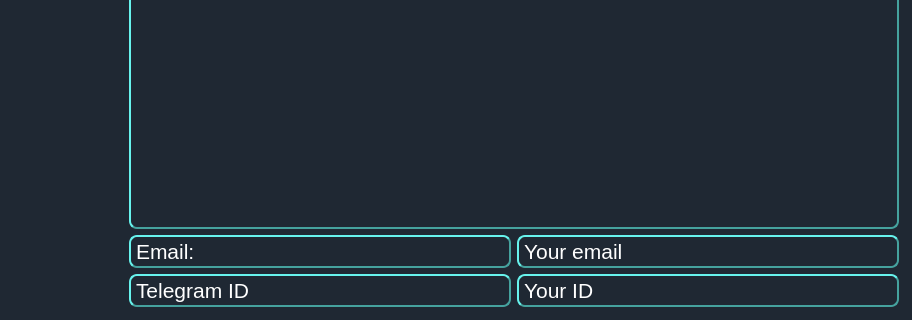
kiozet/TaskManagerWithAI, file ui/MainWindowProfile.ui: the form before one commit; both pictures show x 0 to 912 and y 490 to 810 of the 912 by 810 pixel window.
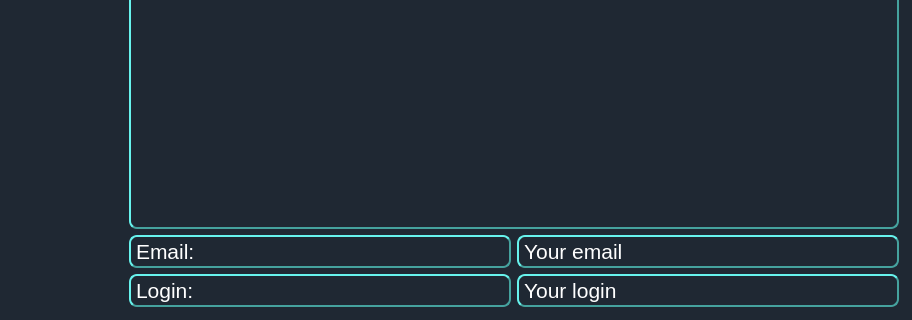
The form after the commit.

Commit message: Change telegram to login

The edit to the form file:
```diff
--- a/ui/MainWindowProfile.ui
+++ b/ui/MainWindowProfile.ui
@@ -342,7 +342,7 @@
 &lt;html&gt;&lt;head&gt;&lt;meta name=&quot;qrichtext&quot; content=&quot;1&quot; /&gt;&lt;style type=&quot;text/css&quot;&gt;
 p, li { white-space: pre-wrap; }
 &lt;/style&gt;&lt;/head&gt;&lt;body style=&quot; font-family:'MS Shell Dlg 2'; font-size:8pt; font-weight:400; font-style:normal;&quot;&gt;
-&lt;p style=&quot; margin-top:0px; margin-bottom:0px; margin-left:0px; margin-right:0px; -qt-block-indent:0; text-indent:0px;&quot;&gt;&lt;span style=&quot; font-size:16pt; color:#ffffff;&quot;&gt;Telegram ID&lt;/span&gt;&lt;/p&gt;&lt;/body&gt;&lt;/html&gt;</string>
+&lt;p style=&quot; margin-top:0px; margin-bottom:0px; margin-left:0px; margin-right:0px; -qt-block-indent:0; text-indent:0px;&quot;&gt;&lt;span style=&quot; font-size:16pt; color:#ffffff;&quot;&gt;Login:&lt;/span&gt;&lt;/p&gt;&lt;/body&gt;&lt;/html&gt;</string>
            </property>
           </widget>
          </item>
@@ -392,7 +392,7 @@
 }</string>
            </property>
            <property name="text">
-            <string>&lt;html&gt;&lt;head/&gt;&lt;body&gt;&lt;p&gt;&lt;span style=&quot; font-size:16pt; color:#ffffff;&quot;&gt;Your ID&lt;/span&gt;&lt;/p&gt;&lt;/body&gt;&lt;/html&gt;</string>
+            <string>&lt;html&gt;&lt;head/&gt;&lt;body&gt;&lt;p&gt;&lt;span style=&quot; font-size:16pt; color:#ffffff;&quot;&gt;Your login&lt;/span&gt;&lt;/p&gt;&lt;/body&gt;&lt;/html&gt;</string>
            </property>
           </widget>
          </item>
```
